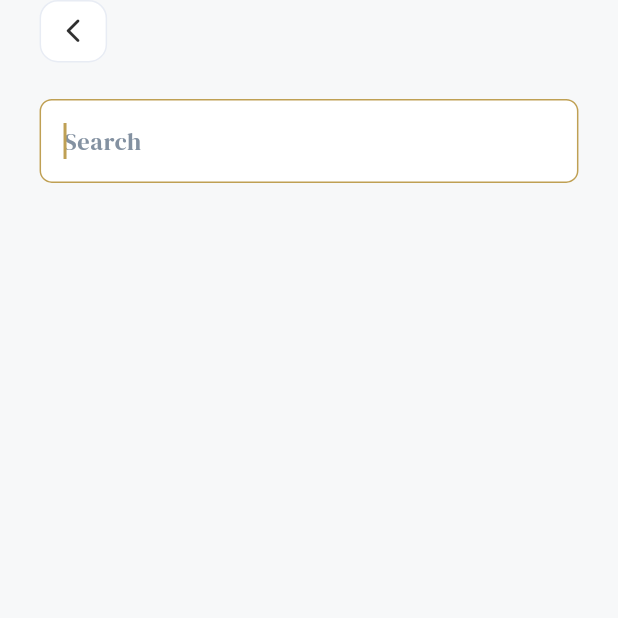
After one commit to nouraalmufty-205/bookia_app, a Flutter app: the HomeScreen screen opened by its route, after a tap on an icon or button, on a phone screen of 412 x 824 dp, the top half of it. The commit adds this screen. Run offline on Flutter 3.47's test engine with Material 3 defaults, Android fonts, the phone set to English and light mode, and no system bars; our stand-ins replace bloc, dio, easy_localization, flutter_bloc, flutter_screenutil, flutter_svg and 2 more; accounts and stored records are empty; network calls fail.

Commit message:
search screen added

```diff
--- a/lib/core/routes/app_router.dart
+++ b/lib/core/routes/app_router.dart
@@ -4,6 +4,7 @@ import 'package:bookia/features/auth/presentation/ui/login_screen.dart';
 import 'package:bookia/features/auth/presentation/ui/register_screen.dart';
 import 'package:bookia/features/home/presentation/cubit/home_cubit.dart';
 import 'package:bookia/features/home/presentation/ui/home_screen.dart';
+import 'package:bookia/features/home/presentation/ui/search_screen.dart';
 import 'package:bookia/features/welcome/presentation/welcome_screen.dart';
 import 'package:flutter/material.dart';
 import 'package:flutter_bloc/flutter_bloc.dart';
@@ -29,6 +30,8 @@ class AppRouter {
             child: HomeScreen(),
           ),
         );
+      case AppRoutes.SearchScreen:
+        return MaterialPageRoute(builder: (_) => SearchScreen());
     }
   }
 }
--- a/lib/core/routes/app_routes.dart
+++ b/lib/core/routes/app_routes.dart
@@ -3,4 +3,5 @@ class AppRoutes {
   static const String WelcomeScreen = 'welcome_screen';
   static const String RegisterScreen = 'register_screen';
   static const String HomeScreen = 'home_screen';
+  static const String SearchScreen = 'search_screen';
 }
--- a/lib/core/widgets/custom_text_field.dart
+++ b/lib/core/widgets/custom_text_field.dart
@@ -8,12 +8,14 @@ class CustomTextField extends StatefulWidget {
   final bool isPassword;
   final TextEditingController? controller;
   final String? Function(String?)? validator;
+  final bool? autofocus;
   const CustomTextField({
     super.key,
     required this.hintText,
     this.isPassword = false,
     this.validator,
     this.controller,
+    this.autofocus,
   });
 
   @override
@@ -22,9 +24,11 @@ class CustomTextField extends StatefulWidget {
 
 class _CustomTextFieldState extends State<CustomTextField> {
   bool isObscure = true;
+
   @override
   Widget build(BuildContext context) {
     return TextFormField(
+      autofocus: widget.autofocus ?? false,
       controller: widget.controller,
       validator: widget.validator,
       obscureText: widget.isPassword && isObscure,
--- /dev/null
+++ b/lib/features/home/presentation/ui/search_screen.dart
@@ -0,0 +1,27 @@
+import 'package:bookia/core/widgets/back_arrow.dart';
+import 'package:bookia/core/widgets/custom_text_field.dart';
+import 'package:flutter/material.dart';
+import 'package:flutter_screenutil/flutter_screenutil.dart';
+
+class SearchScreen extends StatelessWidget {
+  const SearchScreen({super.key});
+
+  @override
+  Widget build(BuildContext context) {
+    return Scaffold(
+      body: SafeArea(
+        child: Padding(
+          padding: EdgeInsets.symmetric(horizontal: 24.w),
+          child: Column(
+            crossAxisAlignment: CrossAxisAlignment.start,
+            children: [
+              BackArrow(),
+              24.verticalSpace,
+              CustomTextField(hintText: "Search", autofocus: true),
+            ],
+          ),
+        ),
+      ),
+    );
+  }
+}
--- a/lib/features/home/presentation/ui/widgets/home_app_bar.dart
+++ b/lib/features/home/presentation/ui/widgets/home_app_bar.dart
@@ -1,3 +1,4 @@
+import 'package:bookia/core/routes/app_routes.dart';
 import 'package:bookia/gen/assets.gen.dart';
 import 'package:flutter/material.dart';
 import 'package:flutter_screenutil/flutter_screenutil.dart';
@@ -12,7 +13,12 @@ class HomeAppBar extends StatelessWidget {
       mainAxisAlignment: MainAxisAlignment.spaceBetween,
       children: [
         Assets.images.logo2.image(width: 100.w),
-        SvgPicture.asset(Assets.icons.searchNormal),
+        InkWell(
+          onTap: () {
+            Navigator.pushNamed(context, AppRoutes.SearchScreen);
+          },
+          child: SvgPicture.asset(Assets.icons.searchNormal),
+        ),
       ],
     );
   }
```
